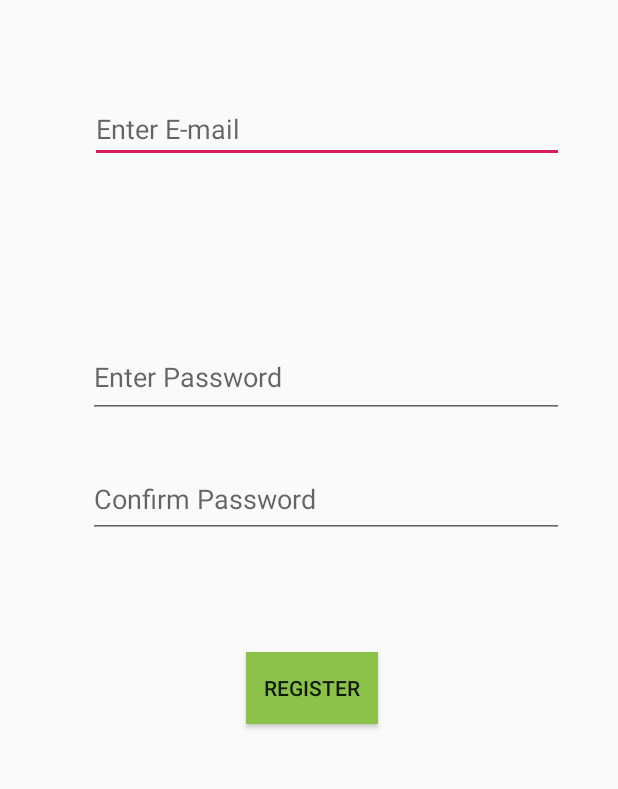
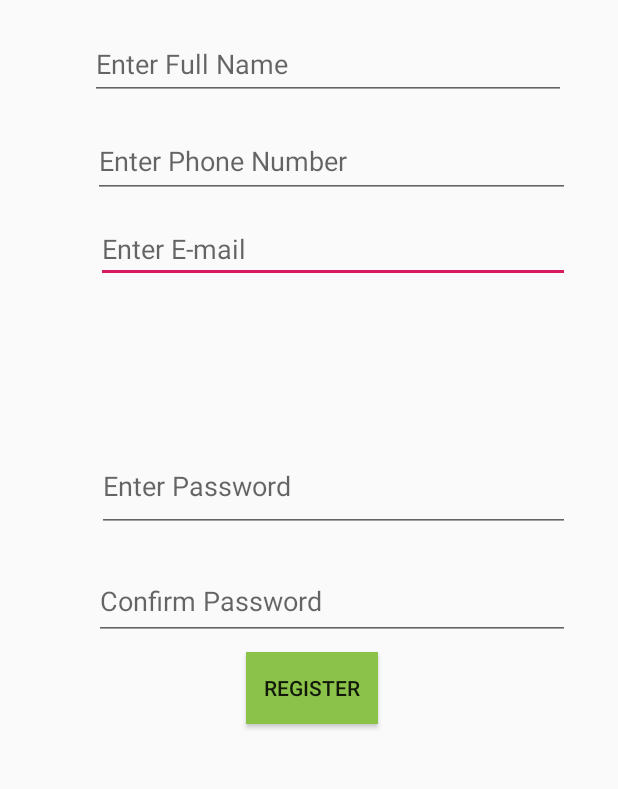
Before and after one commit to MofifoluwaLekeAkinrowo3651/iMonitor, an Android app: the RegistrationActivity screen opened directly, with no data from a screen before it, on a phone screen of 412 x 824 dp, the part 344-1133 px from its top. Run offline under Robolectric (Android 15) with nearby library versions, the phone set to English and light mode, and no system bars; our stand-ins replace Firebase (no records; nobody signed in at launch, a user with empty details on screens opened directly).

Commit message:
RegistrationActivity implementation.
Create User, store login details in database.

```diff
--- a/SmartBuilding/src/main/java/ca/greenops/it/smartbuilding/LoginActivity.java
+++ b/SmartBuilding/src/main/java/ca/greenops/it/smartbuilding/LoginActivity.java
@@ -92,7 +92,6 @@ public class LoginActivity extends AppCompatActivity implements GoogleApiClient.
 
         if (check.equals("true")) {
             newIntent();
-        } else if (!check.equals("false")) {
         }
 
         progressDialog = new ProgressDialog(LoginActivity.this);
@@ -219,6 +218,7 @@ public class LoginActivity extends AppCompatActivity implements GoogleApiClient.
         super.onActivityResult(requestCode, resultCode, data);
         if (requestCode == RC_SIGN_IN) {
             GoogleSignInResult result = Auth.GoogleSignInApi.getSignInResultFromIntent(data);
+            assert result != null;
             handleSignInResult(result);
         }
     }
@@ -226,6 +226,7 @@ public class LoginActivity extends AppCompatActivity implements GoogleApiClient.
     private void handleSignInResult(GoogleSignInResult completedTask) {
         if (completedTask.isSuccess()) {
             GoogleSignInAccount account = completedTask.getSignInAccount();
+            assert account != null;
             String idToken = account.getIdToken();
             String name = account.getDisplayName();
             String email = account.getEmail();
@@ -257,8 +258,9 @@ public class LoginActivity extends AppCompatActivity implements GoogleApiClient.
     protected void onStart() {
         super.onStart();
         if (authListen != null) {
-            mAuth.getInstance().signOut();
+            FirebaseAuth.getInstance().signOut();
         }
+        assert authListen != null;
         mAuth.addAuthStateListener(authListen);
     }
 
--- a/SmartBuilding/src/main/res/layout/activity_register.xml
+++ b/SmartBuilding/src/main/res/layout/activity_register.xml
@@ -20,8 +20,8 @@
         android:id="@+id/reg_email"
         android:layout_width="316dp"
         android:layout_height="42dp"
-        android:layout_marginTop="296dp"
-        android:layout_marginEnd="36dp"
+        android:layout_marginTop="376dp"
+        android:layout_marginEnd="32dp"
         android:autofillHints="emailAddress"
         android:ems="10"
         android:hint="@string/enter_e_mail"
@@ -31,10 +31,10 @@
 
     <EditText
         android:id="@+id/reg_pass"
-        android:layout_width="317dp"
-        android:layout_height="54dp"
-        android:layout_marginEnd="36dp"
-        android:layout_marginBottom="316dp"
+        android:layout_width="315dp"
+        android:layout_height="61dp"
+        android:layout_marginEnd="32dp"
+        android:layout_marginBottom="240dp"
         android:autofillHints="password"
         android:ems="10"
         android:hint="@string/enter_password"
@@ -46,8 +46,8 @@
         android:id="@+id/conf_pass"
         android:layout_width="317dp"
         android:layout_height="51dp"
-        android:layout_marginEnd="36dp"
-        android:layout_marginBottom="236dp"
+        android:layout_marginEnd="32dp"
+        android:layout_marginBottom="168dp"
         android:autofillHints="password"
         android:ems="10"
         android:hint="@string/confirm_password"
@@ -66,4 +66,28 @@
         app:layout_constraintBottom_toBottomOf="parent"
         app:layout_constraintEnd_toEndOf="parent" />
 
+    <EditText
+        android:id="@+id/reg_num"
+        android:layout_width="318dp"
+        android:layout_height="49dp"
+        android:layout_marginTop="312dp"
+        android:layout_marginEnd="32dp"
+        android:ems="10"
+        android:hint="@string/enter_phone_number"
+        android:inputType="phone"
+        app:layout_constraintEnd_toEndOf="parent"
+        app:layout_constraintTop_toTopOf="parent" />
+
+    <EditText
+        android:id="@+id/reg_fname"
+        android:layout_width="317dp"
+        android:layout_height="48dp"
+        android:layout_marginStart="60dp"
+        android:layout_marginTop="248dp"
+        android:ems="10"
+        android:inputType="textPersonName"
+        android:hint="@string/enter_full_name"
+        app:layout_constraintStart_toStartOf="parent"
+        app:layout_constraintTop_toTopOf="parent" />
+
 </androidx.constraintlayout.widget.ConstraintLayout>
--- a/SmartBuilding/src/main/res/values/strings.xml
+++ b/SmartBuilding/src/main/res/values/strings.xml
@@ -112,6 +112,8 @@
     <string name="confirm_password">Confirm Password</string>
     <string name="register">REGISTER</string>
     <string name="register_logo">register logo</string>
+    <string name="enter_phone_number">Enter Phone Number</string>
+    <string name="enter_full_name">Enter Full Name</string>
 
 
     <string-array name="offtime">
```
Also changed, not shown: 1 other file.
